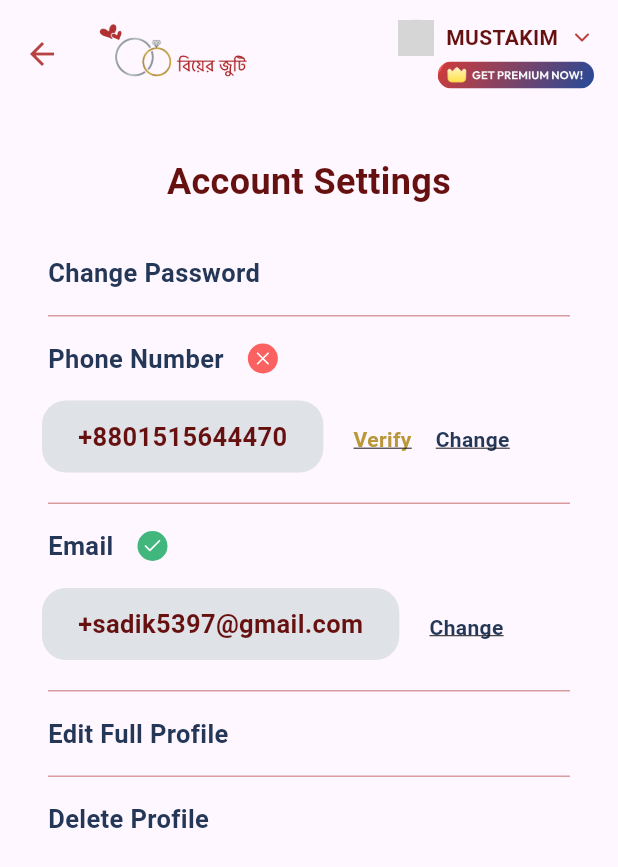
After one commit to sadik5397/biyer_juti_flutter_sadik5397, a Flutter app: the AccountSettings screen opened directly, on a phone screen of 412 x 824 dp. The commit adds this screen. Shown: the top 867 px of the screen. Run offline on Flutter 3.47's test engine with Material 3 defaults, Android fonts, the phone set to English and light mode, and no system bars; our stand-ins replace cached_network_image, carousel_slider, dotted_border, dropdown_button2, feather_icons, flutter_image_compress and 4 more; network calls fail; key blocks and very long unbroken strings in the code were emptied for the run; grey boxes are pictures that could not be loaded.

Commit message:
Added Account Settings

```diff
--- /dev/null
+++ b/lib/component/account_updateble_info.dart
@@ -0,0 +1,48 @@
+import 'package:biyer_juti/component/hyperlink.dart';
+import 'package:biyer_juti/theme/border_radius.dart';
+import 'package:feather_icons/feather_icons.dart';
+import 'package:flutter/material.dart';
+import 'package:hexcolor/hexcolor.dart';
+
+import '../theme/colors.dart';
+import '../theme/padding.dart';
+
+class AccountUpdatableInfo extends StatelessWidget {
+  const AccountUpdatableInfo({super.key, required this.label, required this.value, required this.verified, required this.onTapChange});
+
+  final String label;
+  final String value;
+  final bool verified;
+  final VoidCallback onTapChange;
+
+  @override
+  Widget build(BuildContext context) {
+    return Column(crossAxisAlignment: CrossAxisAlignment.start, children: [
+      Row(children: [
+        Padding(padding: ThemePadding.p4, child: Text(label, style: TextStyle(color: ThemeColor.navyBlue, fontWeight: FontWeight.bold, fontSize: 17))),
+        CircleAvatar(radius: 10, backgroundColor: HexColor(verified ? "#42B77D" : "#FC6161"), child: Icon(verified ? FeatherIcons.check : FeatherIcons.x, color: Colors.white, size: 14))
+      ]),
+      Row(children: [
+        Container(
+            decoration: BoxDecoration(color: HexColor("#DFE2E6"), borderRadius: ThemeBorderRadius.r4),
+            margin: ThemePadding.p3.copyWith(top: 0, bottom: ThemePadding.value * 5),
+            padding: ThemePadding.p3.copyWith(left: ThemePadding.value * 6, right: ThemePadding.value * 6),
+            child: Text(value, style: TextStyle(color: ThemeColor.secondary, fontWeight: FontWeight.bold, fontSize: 17))),
+        if (!verified)
+          Padding(
+              padding: ThemePadding.pb4,
+              child: Hyperlink(
+                  borderRadius: ThemeBorderRadius.r2,
+                  onTap: onTapChange,
+                  child: Padding(padding: ThemePadding.p2, child: Text("Verify", style: TextStyle(fontWeight: FontWeight.bold, decoration: TextDecoration.underline, color: HexColor("#BA9738")))))),
+        Padding(
+            padding: ThemePadding.pb4,
+            child: Hyperlink(
+                borderRadius: ThemeBorderRadius.r2,
+                onTap: onTapChange,
+                child: Padding(padding: ThemePadding.p2, child: Text("Change", style: TextStyle(fontWeight: FontWeight.bold, decoration: TextDecoration.underline, color: ThemeColor.navyBlue))))),
+      ]),
+      Divider(color: ThemeColor.primary.withOpacity(.5), height: 1, thickness: 1, endIndent: ThemePadding.value * 4, indent: ThemePadding.value * 4)
+    ]);
+  }
+}
--- /dev/null
+++ b/lib/component/basic_navigation_button.dart
@@ -0,0 +1,25 @@
+import 'package:flutter/material.dart';
+
+import '../theme/border_radius.dart';
+import '../theme/colors.dart';
+import '../theme/padding.dart';
+import 'hyperlink.dart';
+
+class BasicNavigationButton extends StatelessWidget {
+  const BasicNavigationButton({super.key, required this.label, this.lastItem = false, this.onTap});
+
+  final String label;
+  final bool lastItem;
+  final VoidCallback? onTap;
+
+  @override
+  Widget build(BuildContext context) {
+    return Column(crossAxisAlignment: CrossAxisAlignment.start, children: [
+      Hyperlink(
+          onTap: onTap ?? () {},
+          borderRadius: ThemeBorderRadius.r2,
+          child: Padding(padding: ThemePadding.p4, child: Text(label, style: TextStyle(color: ThemeColor.navyBlue, fontWeight: FontWeight.bold, fontSize: 17)))),
+      if (!lastItem) Divider(color: ThemeColor.primary.withOpacity(.5), height: 1, thickness: 1, endIndent: ThemePadding.value * 4, indent: ThemePadding.value * 4)
+    ]);
+  }
+}
--- a/lib/util/menu.dart
+++ b/lib/util/menu.dart
@@ -1,4 +1,5 @@
 import 'package:biyer_juti/util/page_navigation.dart';
+import 'package:biyer_juti/views/account_settings.dart';
 import 'package:biyer_juti/views/match.dart';
 import 'package:biyer_juti/views/notification.dart';
 import 'package:biyer_juti/views/profile.dart';
@@ -25,7 +26,7 @@ List<PopupMenuEntry> appMenu(BuildContext context) => [
       menuItem(index: 6, context: context, label: "Online Users", icon: FeatherIcons.users, onTap: () => route(context, const Online())),
       menuItem(index: 7, context: context, label: "Choose Viewers", icon: FeatherIcons.mousePointer, onTap: () => route(context, const ChooseViewers())),
       menuItem(index: 8, context: context, label: "Billing", icon: FeatherIcons.creditCard, onTap: () => route(context, const UpgradeToPremium())),
-      menuItem(index: 9, context: context, label: "Settings", icon: FeatherIcons.settings),
+      menuItem(index: 9, context: context, label: "Settings", icon: FeatherIcons.settings, onTap: () => route(context, const AccountSettings())),
       menuItem(index: 10, context: context, label: "Contact Us", icon: FeatherIcons.phone, onTap: () => route(context, const ContactUs())),
       menuItem(index: 11, context: context, label: "Logout", icon: FeatherIcons.logOut, onTap: () => routeNoBack(context, const SignIn())),
       footerItem(index: 12, context: context, toAbout: () {}, toTnC: () {}, toPrivacy: () {}, toRefund: () {})
--- /dev/null
+++ b/lib/views/account_settings.dart
@@ -0,0 +1,32 @@
+import 'package:biyer_juti/component/basic_navigation_button.dart';
+import 'package:flutter/material.dart';
+
+import '../component/account_updateble_info.dart';
+import '../component/app_bar.dart';
+import '../component/section_header.dart';
+import '../theme/gap.dart';
+import '../theme/padding.dart';
+
+class AccountSettings extends StatefulWidget {
+  const AccountSettings({Key? key}) : super(key: key);
+
+  @override
+  State<AccountSettings> createState() => _AccountSettingsState();
+}
+
+class _AccountSettingsState extends State<AccountSettings> {
+  @override
+  Widget build(BuildContext context) {
+    return Scaffold(
+        appBar: ThemeAppBar.primary(),
+        body: ListView(padding: ThemePadding.p4, children: [
+          const SectionHeader(label: "Account Settings", topGap: false),
+          BasicNavigationButton(label: "Change Password", onTap: () {}),
+          AccountUpdatableInfo(label: "Phone Number", onTapChange: () {}, value: "+8801515644470", verified: false),
+          AccountUpdatableInfo(label: "Email", onTapChange: () {}, value: "+sadik5397@gmail.com", verified: true),
+          BasicNavigationButton(label: "Edit Full Profile", onTap: () {}),
+          BasicNavigationButton(label: "Delete Profile", onTap: () {}, lastItem: true),
+          Gap.gy6,
+        ]));
+  }
+}
```
